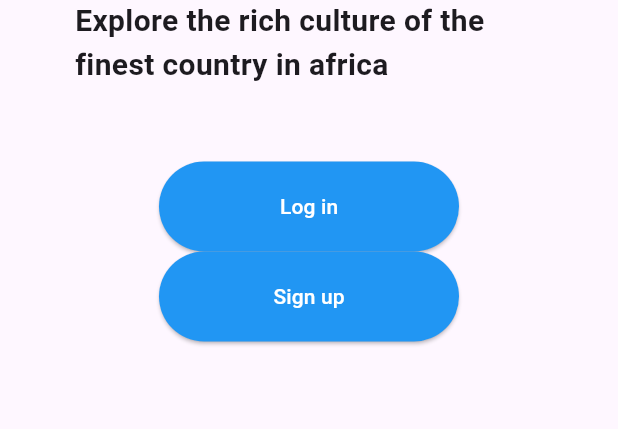
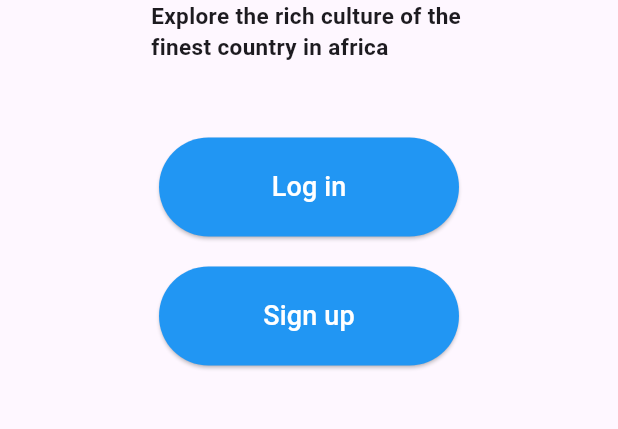
Before and after one commit to Amoako419/Visit_Ghana_Flutter, a Flutter app: the screen it shows after launch, on a phone screen of 412 x 824 dp, the part 611-1040 px from its top. Run offline on Flutter 3.47's test engine with Material 3 defaults, Android fonts, the phone set to English and light mode, and no system bars.

Commit message:
splash screen done

```diff
--- a/visit_ghana/lib/screens/splash_screen.dart
+++ b/visit_ghana/lib/screens/splash_screen.dart
@@ -57,7 +57,7 @@ class _SplashState extends State<Splash> {
     return Container(
       child:Column(
         children:[
-       ElevatedButton(onPressed: (){}, child: const Text("Log in",style: TextStyle(color: Colors.white),),
+       ElevatedButton(onPressed: (){}, child: const Text("Log in",style: TextStyle(color: Colors.white,fontSize: 18.0),),
       style: ButtonStyle(
     backgroundColor: MaterialStateProperty.all<Color>(Colors.blue),
     minimumSize: MaterialStateProperty.all<Size>(Size(200, 60)), // Set minimum size
@@ -67,12 +67,12 @@ class _SplashState extends State<Splash> {
     ),
 
        ),
-
+      Padding(padding: EdgeInsets.all(10)),
       ElevatedButton(
     onPressed: () {
     // Handle button press
     },
-    child: const Text("Sign up",style: TextStyle(color: Colors.white)),
+    child: const Text("Sign up",style: TextStyle(color: Colors.white,fontSize: 18.0)),
     style:  ButtonStyle(
     backgroundColor: MaterialStateProperty.all<Color>(Colors.blue),
     minimumSize: MaterialStateProperty.all<Size>(Size(200, 60)), // Set minimum size
@@ -94,7 +94,7 @@ class _SplashState extends State<Splash> {
       child: const Column(
         children:[
       Text("VISIT GHANA",style: TextStyle(fontSize: 40.0,fontWeight: FontWeight.bold),),
-      Text("Explore the rich culture of the finest country in africa",style: TextStyle(fontSize: 20.0,fontWeight: FontWeight.bold),)
+      Text("Explore the rich culture of the \nfinest country in africa",style: TextStyle(fontSize: 15.0,fontWeight: FontWeight.bold),)
 
       ]
       ,
```
